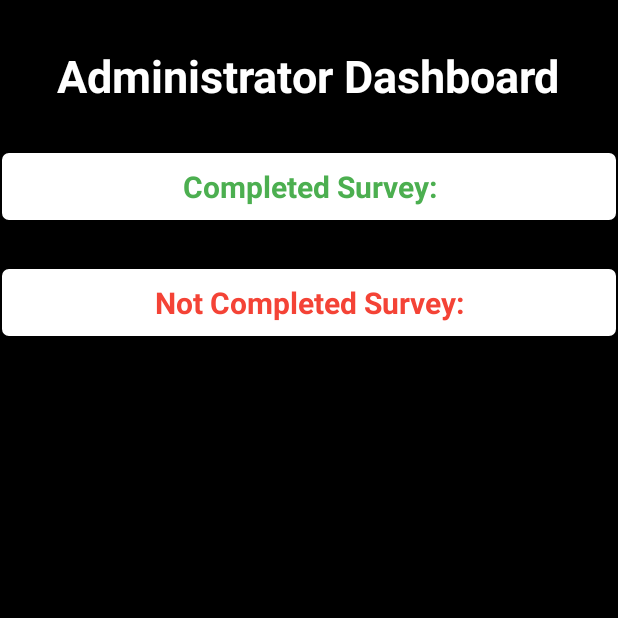
After one commit to nikhilgu99/COVID_Monitor, an Android app: the AdminActivity screen opened directly, with no data from a screen before it, on a phone screen of 412 x 824 dp, the top half of it. The commit adds this screen. Run offline under Robolectric (Android 15) with nearby library versions, the phone set to English and light mode, and no system bars; our stand-ins replace Firebase (no records; nobody signed in at launch, a user with empty details on screens opened directly).

Commit message:
Added Administrator Dashboard Feature

```diff
--- a/app/src/main/AndroidManifest.xml
+++ b/app/src/main/AndroidManifest.xml
@@ -11,6 +11,9 @@
         android:roundIcon="@mipmap/ic_launcher_round"
         android:supportsRtl="true"
         android:theme="@style/AppTheme">
+        <activity
+            android:name=".AdminActivity"
+            android:screenOrientation="portrait"/>
         <activity
             android:name=".InfoActivity"
             android:screenOrientation="portrait" />
--- /dev/null
+++ b/app/src/main/java/com/nikhilgu/covidmonitor/AdminActivity.java
@@ -0,0 +1,83 @@
+package com.nikhilgu.covidmonitor;
+
+import androidx.appcompat.app.AppCompatActivity;
+
+import android.os.Bundle;
+import android.view.View;
+import android.widget.TextView;
+import android.widget.Toast;
+
+import com.google.android.gms.auth.api.signin.GoogleSignInAccount;
+import com.google.firebase.database.DataSnapshot;
+import com.google.firebase.database.DatabaseError;
+import com.google.firebase.database.DatabaseReference;
+import com.google.firebase.database.FirebaseDatabase;
+import com.google.firebase.database.ValueEventListener;
+
+import java.util.Calendar;
+
+public class AdminActivity extends AppCompatActivity {
+
+    private TextView completedTV;
+    private TextView notCompletedTV;
+
+    FirebaseDatabase rootNode;
+    DatabaseReference reference;
+
+    private Calendar calendar = Calendar.getInstance();
+    private int month;
+    private int day;
+
+    @Override
+    protected void onCreate(Bundle savedInstanceState) {
+        super.onCreate(savedInstanceState);
+        setContentView(R.layout.activity_admin);
+        this.getSupportActionBar().hide();
+
+        completedTV = findViewById(R.id.completed);
+        notCompletedTV = findViewById(R.id.notCompleted);
+
+        month = calendar.get(Calendar.MONTH) + 1;
+        day = calendar.get(Calendar.DAY_OF_MONTH);
+
+        rootNode = FirebaseDatabase.getInstance("https://covid-monitor-1599596988334.firebaseio.com/");
+        reference = rootNode.getReference("Users");
+
+        reference.addValueEventListener(new ValueEventListener() {
+            @Override
+            public void onDataChange(DataSnapshot dataSnapshot) {
+
+                String successNames = "";
+                String notSuccessNames = "";
+
+                for(DataSnapshot snapshot : dataSnapshot.getChildren()) {
+                    String name = snapshot.child("Name").getValue(String.class);
+                    String date = snapshot.child("Last Survey").getValue(String.class);
+
+                    if(date.equalsIgnoreCase(month + "" + day)){
+                        successNames += name + ", ";
+                    }else{
+                        notSuccessNames += name + ", ";
+                    }
+                }
+
+                if(!successNames.equalsIgnoreCase("")){
+                    completedTV.setText("Completed Survey: " + successNames.substring(0, successNames.length() - 2));
+                }else{
+                    completedTV.setText("Completed Survey:");
+                }
+                if(!notSuccessNames.equalsIgnoreCase("")){
+                    notCompletedTV.setText("Not Completed Survey: " + notSuccessNames.substring(0, notSuccessNames.length() - 2));
+                }else{
+                    notCompletedTV.setText("Not Completed Survey:");
+                }
+            }
+
+            @Override
+            public void onCancelled(DatabaseError databaseError) {
+                Toast.makeText(getApplicationContext(), "Data Retrieval Failed: " + databaseError.getCode(), Toast.LENGTH_SHORT).show();
+            }
+        });
+
+    }
+}
--- a/app/src/main/java/com/nikhilgu/covidmonitor/MainActivity.java
+++ b/app/src/main/java/com/nikhilgu/covidmonitor/MainActivity.java
@@ -19,6 +19,8 @@ import com.google.android.gms.tasks.OnSuccessListener;
 import com.google.android.gms.tasks.Task;
 import com.google.firebase.database.DatabaseReference;
 import com.google.firebase.database.FirebaseDatabase;
+
+import java.util.Calendar;
 
 public class MainActivity extends AppCompatActivity {
 
@@ -74,6 +76,7 @@ public class MainActivity extends AppCompatActivity {
             rootNode = FirebaseDatabase.getInstance("https://covid-monitor-1599596988334.firebaseio.com/");
             reference = rootNode.getReference("Users");
             reference.child(account.getId()).child("Email").setValue(account.getEmail());
+            reference.child(account.getId()).child("Name").setValue(account.getDisplayName());
 
             Intent intent = new Intent(MainActivity.this, QuestionActivity.class);
             intent.putExtra("ACCOUNT", account);
--- /dev/null
+++ b/app/src/main/res/drawable/rounded_corner.xml
@@ -0,0 +1,16 @@
+<?xml version="1.0" encoding="utf-8"?>
+<shape xmlns:android="http://schemas.android.com/apk/res/android" >
+    <stroke
+        android:width="1dp"
+        android:color="#000000" />
+
+    <solid android:color="#ffffff" />
+
+    <padding
+        android:left="10dp"
+        android:right="10dp"
+        android:bottom="10dp"
+        android:top="10dp" />
+
+    <corners android:radius="5dp" />
+</shape>
--- /dev/null
+++ b/app/src/main/res/layout/activity_admin.xml
@@ -0,0 +1,49 @@
+<?xml version="1.0" encoding="utf-8"?>
+<RelativeLayout xmlns:android="http://schemas.android.com/apk/res/android"
+    xmlns:app="http://schemas.android.com/apk/res-auto"
+    xmlns:tools="http://schemas.android.com/tools"
+    android:layout_width="match_parent"
+    android:layout_height="match_parent"
+    android:background="@android:color/black"
+    tools:context=".AdminActivity">
+
+    <TextView
+        android:id="@+id/title"
+        android:layout_width="wrap_content"
+        android:layout_height="wrap_content"
+        android:text="Administrator Dashboard"
+        android:layout_centerHorizontal="true"
+        android:layout_marginTop="30dp"
+        android:textSize="30dp"
+        android:textColor="#ffffff"
+        android:textStyle="bold"/>
+
+    <TextView
+        android:id="@+id/completed"
+        android:layout_width="match_parent"
+        android:layout_height="wrap_content"
+        android:layout_below="@id/title"
+        android:layout_centerHorizontal="true"
+        android:layout_marginTop="30dp"
+        android:background="@drawable/rounded_corner"
+        android:text="Loading"
+        android:textColor="#4CAF50"
+        android:textSize="20dp"
+        android:textStyle="bold"
+        android:gravity="center_horizontal"/>
+
+    <TextView
+        android:id="@+id/notCompleted"
+        android:layout_width="match_parent"
+        android:layout_height="wrap_content"
+        android:layout_below="@id/completed"
+        android:layout_centerHorizontal="true"
+        android:layout_marginTop="30dp"
+        android:background="@drawable/rounded_corner"
+        android:text="Loading"
+        android:textColor="#F44336"
+        android:textSize="20dp"
+        android:textStyle="bold"
+        android:gravity="center_horizontal"/>
+
+</RelativeLayout>
```
Also changed, not shown: app/src/main/java/com/nikhilgu/covidmonitor/QuestionActivity.java (+4 -6 lines), app/src/main/java/com/nikhilgu/covidmonitor/SymptomActivity.java (+33 -0 lines).
